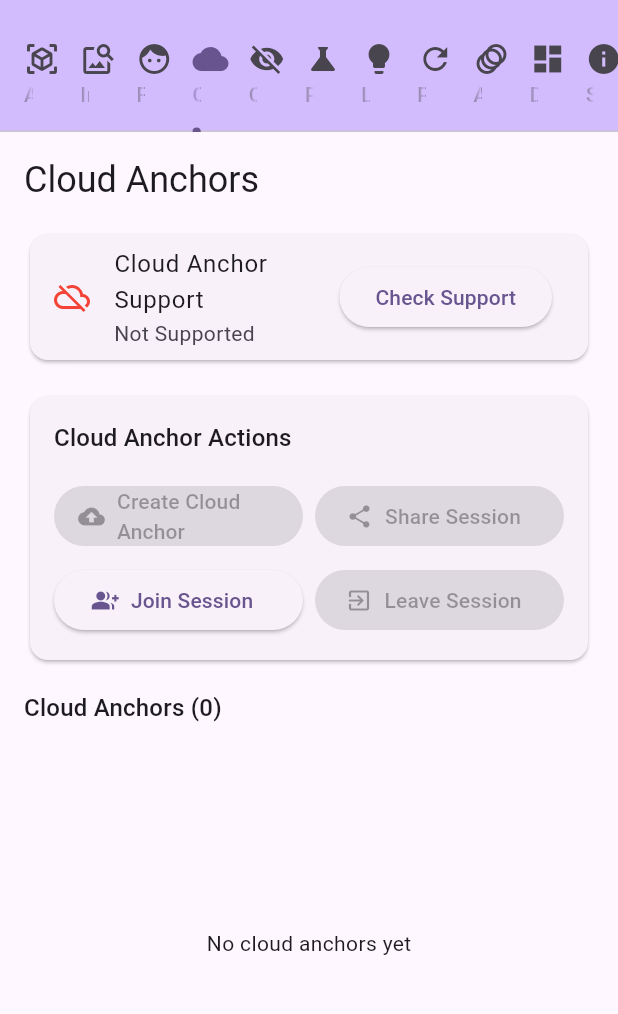
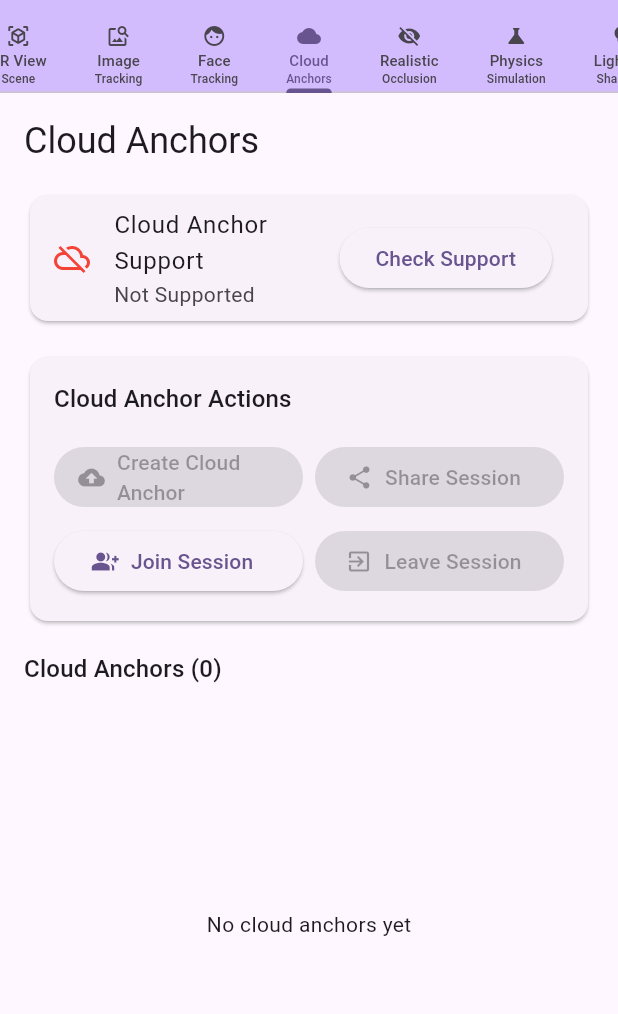
Before and after one commit to AminMemariani/augen, a Flutter app: the screen it shows after launch, tab 4 chosen, on a phone screen of 412 x 824 dp, the part 63-1077 px from its top. Run offline on Flutter 3.47's test engine with Material 3 defaults, Android fonts, the phone set to English and light mode, and no system bars; our stand-ins replace plugin_platform_interface.

Commit message:
Refactor ARHomePage tab layout and enhance tab presentation
- Updated TabBar to be scrollable and aligned to the start for improved usability.
- Replaced static tab definitions with a dynamic _buildTab method for better organization and readability.
- Enhanced tab labels with subtitles for clearer feature descriptions.
- Maintained existing functionality while improving the overall UI structure.

```diff
--- a/example/lib/main.dart
+++ b/example/lib/main.dart
@@ -1431,19 +1431,23 @@ class _ARHomePageState extends State<ARHomePage> with TickerProviderStateMixin {
         title: const Text('Augen AR Demo - Complete Features'),
         bottom: TabBar(
           controller: _tabController,
+          isScrollable: true,
+          tabAlignment: TabAlignment.start,
           onTap: (index) => setState(() => _currentTabIndex = index),
-          tabs: const [
-            Tab(icon: Icon(Icons.view_in_ar), text: 'AR View'),
-            Tab(icon: Icon(Icons.image_search), text: 'Image Tracking'),
-            Tab(icon: Icon(Icons.face), text: 'Face Tracking'),
-            Tab(icon: Icon(Icons.cloud), text: 'Cloud Anchors'),
-            Tab(icon: Icon(Icons.visibility_off), text: 'Occlusion'),
-            Tab(icon: Icon(Icons.science), text: 'Physics'),
-            Tab(icon: Icon(Icons.lightbulb), text: 'Lighting'),
-            Tab(icon: Icon(Icons.refresh), text: 'Probes'),
-            Tab(icon: Icon(Icons.animation), text: 'Animations'),
-            Tab(icon: Icon(Icons.dashboard), text: 'Demo'),
-            Tab(icon: Icon(Icons.info), text: 'Status'),
+          tabs: [
+            Tab(child: _buildTab(Icons.view_in_ar, 'AR View', 'Scene')),
+            Tab(child: _buildTab(Icons.image_search, 'Image', 'Tracking')),
+            Tab(child: _buildTab(Icons.face, 'Face', 'Tracking')),
+            Tab(child: _buildTab(Icons.cloud, 'Cloud', 'Anchors')),
+            Tab(
+              child: _buildTab(Icons.visibility_off, 'Realistic', 'Occlusion'),
+            ),
+            Tab(child: _buildTab(Icons.science, 'Physics', 'Simulation')),
+            Tab(child: _buildTab(Icons.lightbulb, 'Lighting', 'Shadows')),
+            Tab(child: _buildTab(Icons.refresh, 'Env', 'Probes')),
+            Tab(child: _buildTab(Icons.animation, 'Anim', 'Blending')),
+            Tab(child: _buildTab(Icons.dashboard, 'Feature', 'Demos')),
+            Tab(child: _buildTab(Icons.info, 'AR', 'Status')),
           ],
         ),
       ),
@@ -1463,6 +1467,28 @@ class _ARHomePageState extends State<ARHomePage> with TickerProviderStateMixin {
           _buildStatusView(),
         ],
       ),
+    );
+  }
+
+  Widget _buildTab(IconData icon, String title, String subtitle) {
+    return Column(
+      mainAxisSize: MainAxisSize.min,
+      children: [
+        Icon(icon, size: 16),
+        const SizedBox(height: 1),
+        Text(
+          title,
+          style: const TextStyle(fontSize: 10),
+          maxLines: 1,
+          overflow: TextOverflow.ellipsis,
+        ),
+        Text(
+          subtitle,
+          style: const TextStyle(fontSize: 8),
+          maxLines: 1,
+          overflow: TextOverflow.ellipsis,
+        ),
+      ],
     );
   }
 
```
